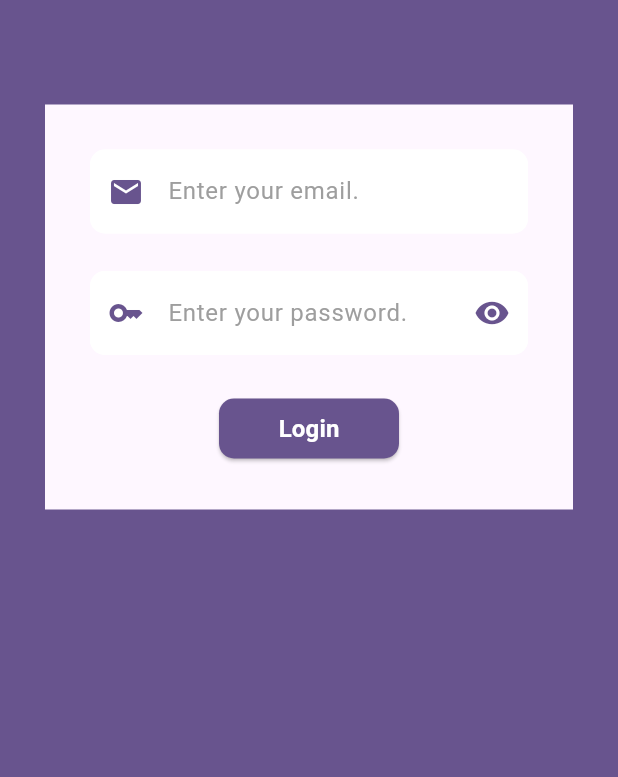
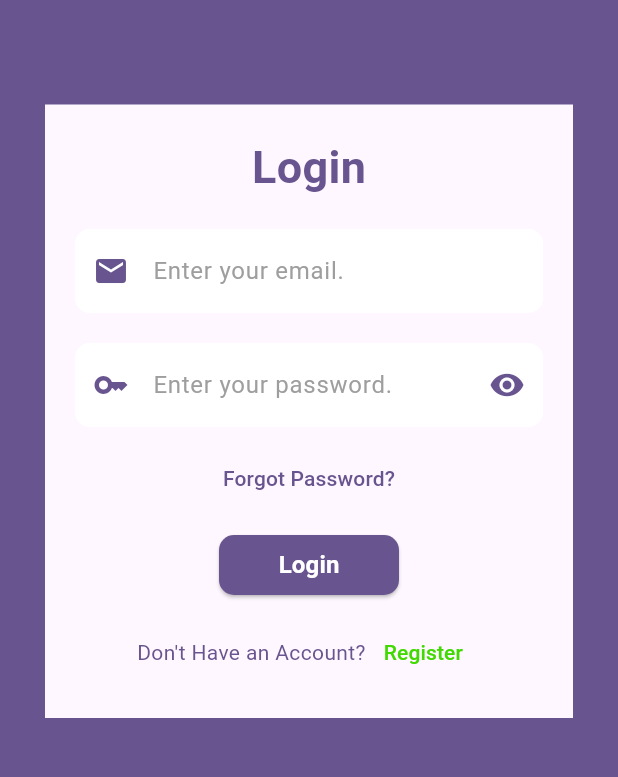
Before and after one commit to milandarai90/iApplyApp, a Flutter app: the screen it shows after launch, on a phone screen of 412 x 824 dp, the part 224-1001 px from its top. Run offline on Flutter 3.47's test engine with Material 3 defaults, Android fonts, the phone set to English and light mode, and no system bars.

Commit message:
login form3

```diff
--- a/lib/loginPage.dart
+++ b/lib/loginPage.dart
@@ -1,4 +1,5 @@
 import 'package:flutter/material.dart';
+import 'package:iapply/ui_helper.dart';
 
 class LoginPage extends StatefulWidget{
   @override
@@ -30,12 +31,17 @@ class LoginPageState extends State<LoginPage>{
              Padding(
                padding: const EdgeInsets.all(10.0),
                child: Container(
+
                  color: Theme.of(context).canvasColor,
                  child: Form(
                    child: Padding(
-                     padding: const EdgeInsets.all(30.0),
+                     padding: const EdgeInsets.all(20.0),
                      child: Column(
                        children: [
+                         Text('Login',style: TextStyle(fontSize: 30,color: Theme.of(context).primaryColor, fontWeight: FontWeight.bold),),
+                         SizedBox(
+                           height: 20,
+                         ),
                          TextFormField(
                            controller: emailController,
                            style: TextStyle(color: Colors.black),
@@ -56,13 +62,13 @@ class LoginPageState extends State<LoginPage>{
                                ),
                                prefixIcon: Icon(Icons.email,color: Theme.of(context).primaryColor,),
                                hintText: "Enter your email.",
-                               hintStyle: TextStyle(color: Colors.grey),
+                               hintStyle: TextStyle(color: Colors.grey, fontSize: 16),
                              fillColor: Colors.white,
                              filled: true,
                            ),
                          ),
                          SizedBox(
-                           height: 25,
+                           height: 20,
                          ),
                          TextFormField(
                            controller: passwordController,
@@ -83,7 +89,7 @@ class LoginPageState extends State<LoginPage>{
                              ),
                              prefixIcon: Icon(Icons.key,color: Theme.of(context).primaryColor,),
                              hintText: "Enter your password.",
-                             hintStyle: TextStyle(color: Colors.grey),
+                             hintStyle: TextStyle(color: Colors.grey,fontSize: 16),
                              suffixIcon: IconButton(onPressed: (){},icon: Icon(Icons.remove_red_eye),),
                              suffixIconColor: Theme.of(context).primaryColor,
                              fillColor: Colors.white,
@@ -94,8 +100,14 @@ class LoginPageState extends State<LoginPage>{
                            obscuringCharacter: '*',
                          ),
                          SizedBox(
-                          height: 25,
+                          height: 10,
                         ),
+                         TextButton(onPressed: (){
+// something here
+                         }, child: Text('Forgot Password?',style: TextStyle(color: Theme.of(context).primaryColor , fontSize: 14),)),
+                         SizedBox(
+                           height: 10
+                         ),
                          Container(
                            width: 120,
                            child: ElevatedButton(onPressed: (){
@@ -114,6 +126,18 @@ class LoginPageState extends State<LoginPage>{
                                child: Text('Login',style: TextStyle(color: Colors.white,fontWeight: FontWeight.bold, fontSize: 16),),
                            ),
 
+                         ),
+                         SizedBox(
+                             height: 10
+                         ),
+                         Row(
+                           mainAxisAlignment: MainAxisAlignment.center,
+                           children: [
+                             Text("Don't Have an Account?",style: TextStyle(fontSize: 14, color: Theme.of(context).primaryColor),),
+                             TextButton(onPressed: (){
+// something here
+                             }, child: Text('Register',style: TextStyle(color: hexToColor('#40d900')),))
+                           ],
                          )
                        ],
                      ),
@@ -129,3 +153,10 @@ class LoginPageState extends State<LoginPage>{
   }
 
 }
+Color hexToColor(String hexColor) {
+  hexColor = hexColor.replaceAll("#", "");
+  if (hexColor.length == 6) {
+    hexColor = "FF$hexColor"; // Add alpha value if not provided
+  }
+  return Color(int.parse("0x$hexColor"));
+}
```
Also changed, not shown: lib/ui_helper.dart (added, +14 -0 lines), lib/utilities.dart (deleted).
